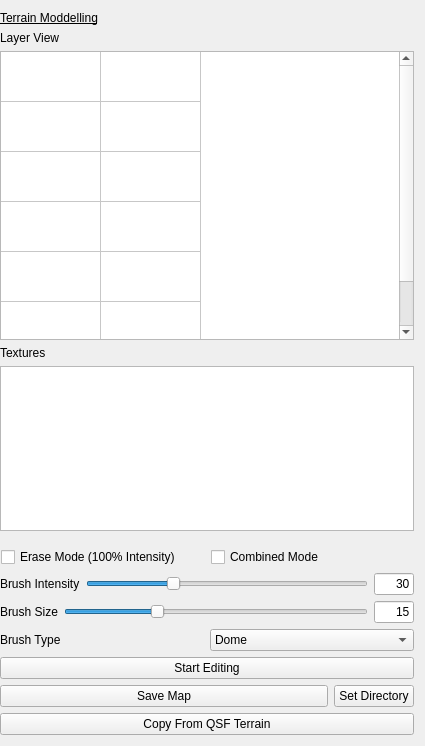
Before: the Qt Designer form asset_collector_tool/qsf_editor/tools/TerrainTexturingToolbox.ui in KillerConsti/EditorTools, drawn with Qt 5.
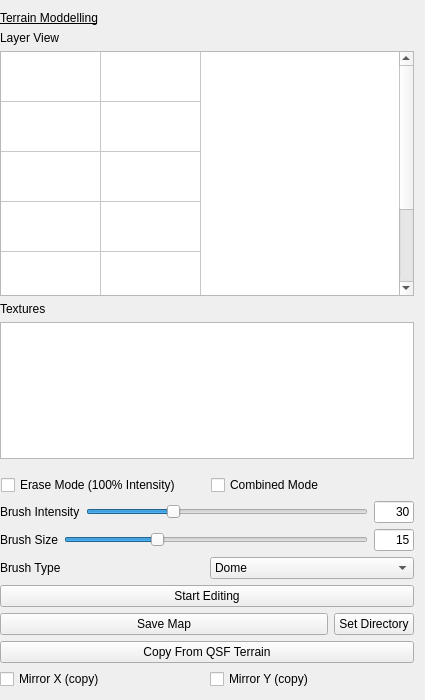
After: the same form once the commit is applied.

Diff of the .ui file:
```diff
--- a/asset_collector_tool/qsf_editor/tools/TerrainTexturingToolbox.ui
+++ b/asset_collector_tool/qsf_editor/tools/TerrainTexturingToolbox.ui
@@ -13,7 +13,7 @@
     <x>0</x>
     <y>0</y>
     <width>425</width>
-    <height>746</height>
+    <height>700</height>
    </rect>
   </property>
   <property name="minimumSize">
@@ -67,6 +67,12 @@
    </item>
    <item>
     <widget class="QTableWidget" name="tableWidget">
+     <property name="maximumSize">
+      <size>
+       <width>16777215</width>
+       <height>300</height>
+      </size>
+     </property>
      <property name="sizeAdjustPolicy">
       <enum>QAbstractScrollArea::AdjustToContents</enum>
      </property>
@@ -125,6 +131,12 @@
    </item>
    <item>
     <widget class="QListWidget" name="listWidget">
+     <property name="maximumSize">
+      <size>
+       <width>16777215</width>
+       <height>300</height>
+      </size>
+     </property>
      <property name="dragEnabled">
       <bool>false</bool>
      </property>
@@ -328,11 +340,33 @@
     </layout>
    </item>
    <item>
+    <layout class="QVBoxLayout" name="verticalLayout_2">
+     <item>
     <widget class="QPushButton" name="CopyFromQSFTerrain">
      <property name="text">
       <string>Copy From QSF Terrain</string>
      </property>
     </widget>
+     </item>
+     <item>
+      <layout class="QHBoxLayout" name="horizontalLayout_6">
+       <item>
+        <widget class="QCheckBox" name="MirrorX">
+         <property name="text">
+          <string>Mirror X (copy)</string>
+         </property>
+        </widget>
+       </item>
+       <item>
+        <widget class="QCheckBox" name="MirrorY">
+         <property name="text">
+          <string>Mirror Y (copy)</string>
+         </property>
+        </widget>
+       </item>
+      </layout>
+     </item>
+    </layout>
    </item>
   </layout>
  </widget>
```
Lines whose indentation alone changed are shown as unchanged.
